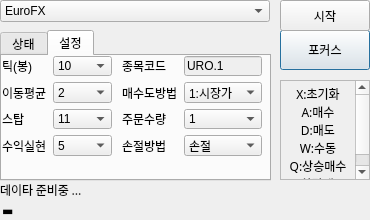
Above: UI/Futures-Tracker.ui from skygoldfish/SkyTracker before the change. Below: the same form after it.
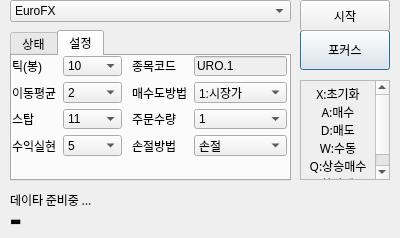
That is the form after the change. The open tabs and pages were chosen to show the change. Icons and pictures are not drawn.

Commit message: UI 수정

```diff
--- a/UI/Futures-Tracker.ui
+++ b/UI/Futures-Tracker.ui
@@ -6,8 +6,8 @@
    <rect>
     <x>0</x>
     <y>0</y>
-    <width>370</width>
-    <height>220</height>
+    <width>400</width>
+    <height>238</height>
    </rect>
   </property>
   <property name="maximumSize">
@@ -32,7 +32,7 @@
    </property>
    <property name="geometry">
     <rect>
-     <x>280</x>
+     <x>300</x>
      <y>80</y>
      <width>90</width>
      <height>100</height>
@@ -64,8 +64,8 @@
   <widget class="QLabel" name="label_log">
    <property name="geometry">
     <rect>
-     <x>0</x>
-     <y>180</y>
+     <x>10</x>
+     <y>190</y>
      <width>370</width>
      <height>20</height>
     </rect>
@@ -83,7 +83,7 @@
   <widget class="QPushButton" name="pushButton_focus">
    <property name="geometry">
     <rect>
-     <x>280</x>
+     <x>300</x>
      <y>30</y>
      <width>90</width>
      <height>40</height>
@@ -96,7 +96,7 @@
   <widget class="QPushButton" name="pushButton_start">
    <property name="geometry">
     <rect>
-     <x>280</x>
+     <x>300</x>
      <y>0</y>
      <width>90</width>
      <height>31</height>
@@ -112,9 +112,9 @@
   <widget class="QLabel" name="label_trend">
    <property name="geometry">
     <rect>
-     <x>2</x>
-     <y>200</y>
-     <width>370</width>
+     <x>10</x>
+     <y>210</y>
+     <width>371</width>
      <height>20</height>
     </rect>
    </property>
@@ -131,9 +131,9 @@
   <widget class="QComboBox" name="comboBox_item">
    <property name="geometry">
     <rect>
-     <x>0</x>
+     <x>10</x>
      <y>0</y>
-     <width>270</width>
+     <width>281</width>
      <height>22</height>
     </rect>
    </property>
@@ -181,9 +181,9 @@
   <widget class="QTabWidget" name="tabWidget">
    <property name="geometry">
     <rect>
-     <x>0</x>
+     <x>10</x>
      <y>30</y>
-     <width>271</width>
+     <width>281</width>
      <height>151</height>
     </rect>
    </property>
@@ -961,7 +961,7 @@
       <rect>
        <x>120</x>
        <y>0</y>
-       <width>140</width>
+       <width>155</width>
        <height>100</height>
       </rect>
      </property>
```
Left out of the diff: 2 changed lines with no effect on the pictures. The commit also changes 1 other file.
